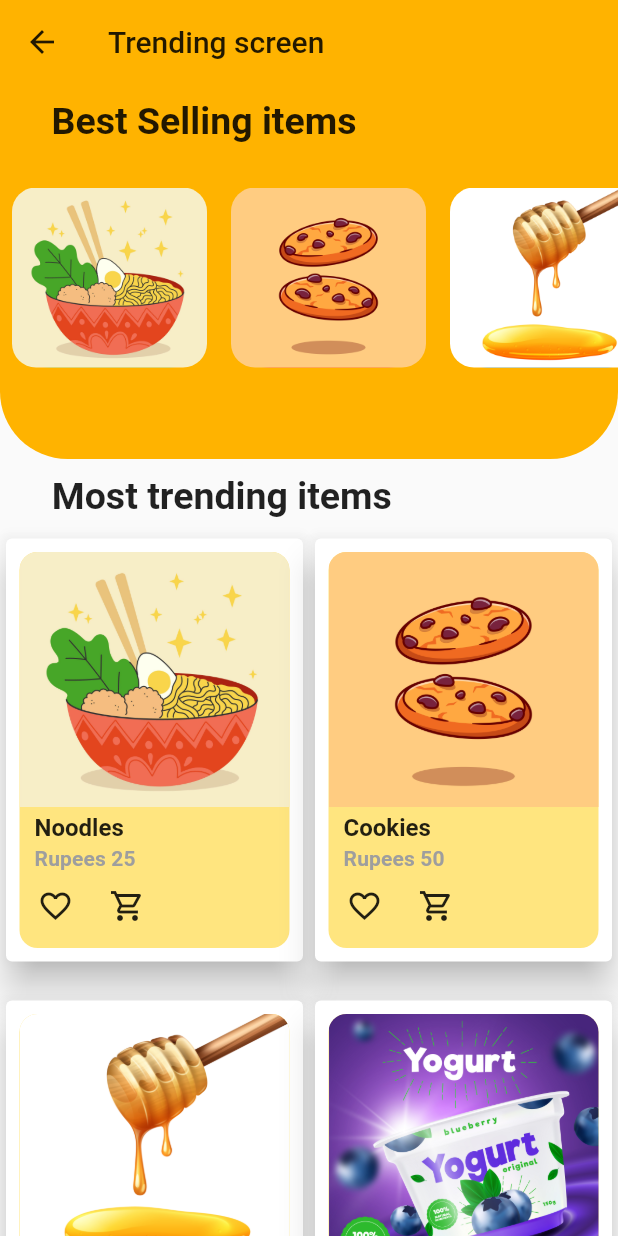
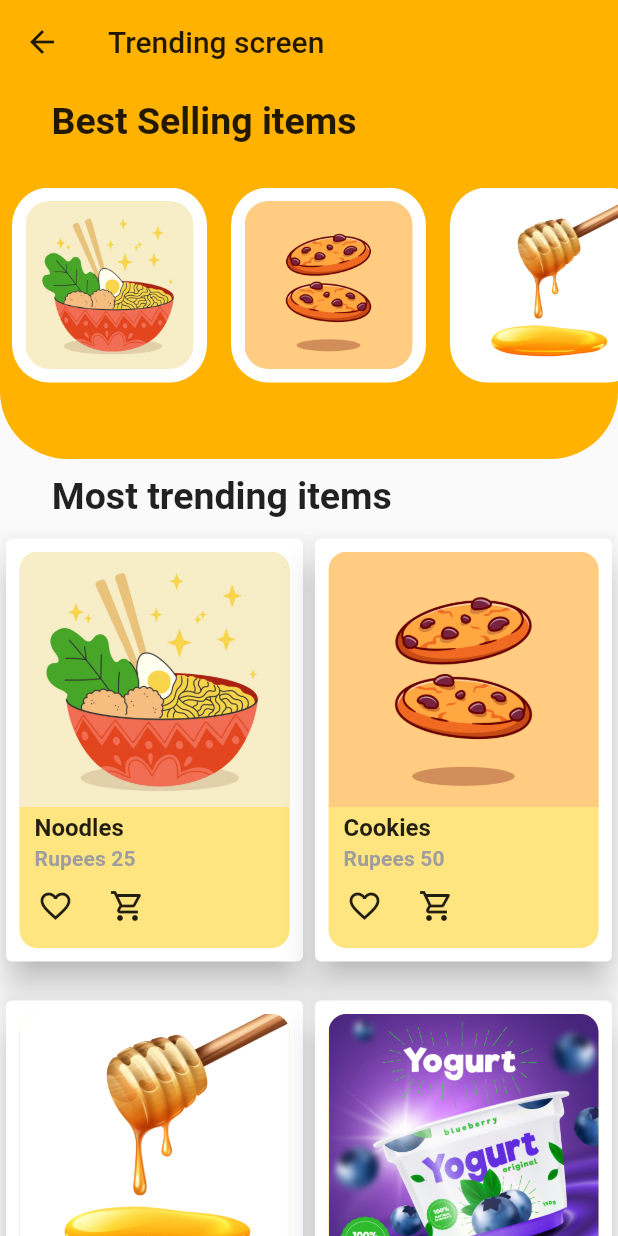
Before and after one commit to Abhi-kr21/Grocy, a Flutter app: the TrendingScreen screen opened directly, on a phone screen of 412 x 824 dp. Run offline on Flutter 3.47's test engine with Material 2 defaults, Android fonts, the phone set to English and light mode, and no system bars; our stand-ins replace cloud_firestore, firebase_auth, firebase_core, hexcolor, shared_preferences; missing offline and left inert: pandabar; accounts and stored records are empty.

Commit message:
minor changes

```diff
--- a/lib/views/screens/TrendingScreen/trending_screen.dart
+++ b/lib/views/screens/TrendingScreen/trending_screen.dart
@@ -8,15 +8,6 @@ class TrendingScreen extends StatelessWidget {
   final Space = const SizedBox(
     height: 10,
   );
-  List<Color> color = [
-    Colors.lightGreen,
-    Colors.redAccent,
-    Colors.blue,
-    Colors.cyanAccent,
-    Colors.deepOrange,
-    Colors.yellowAccent,
-  ];
-
   @override
   Widget build(BuildContext context) {
     return Scaffold(
@@ -39,6 +30,7 @@ class TrendingScreen extends StatelessWidget {
         child: Column(
           children: [
             Container(
+              // amber accent container
               height: 250,
               width: double.infinity,
               decoration: BoxDecoration(
@@ -64,20 +56,22 @@ class TrendingScreen extends StatelessWidget {
                   Padding(
                     padding: const EdgeInsets.only(top: 30),
                     child: SizedBox(
-                      height: 120,
+                      height: 130,
                       child: ListView.builder(
                         scrollDirection: Axis.horizontal,
                         itemCount: trendimages.length,
                         itemBuilder: ((context, index) {
                           return Container(
+                            // best selling items container
                             width: 130,
                             decoration: BoxDecoration(
-                              color: color[index],
+                              color: Colors.white,
                               borderRadius: BorderRadius.circular(25),
                             ),
+                            padding: EdgeInsets.all(9),
                             margin: const EdgeInsets.symmetric(horizontal: 8),
                             child: ClipRRect(
-                              borderRadius: BorderRadius.only(
+                              borderRadius: const BorderRadius.only(
                                 topLeft: Radius.circular(16),
                                 topRight: Radius.circular(16),
                                 bottomRight: Radius.circular(16),
@@ -129,7 +123,7 @@ class TrendingScreen extends StatelessWidget {
                         crossAxisAlignment: CrossAxisAlignment.start,
                         children: [
                           ClipRRect(
-                            borderRadius: BorderRadius.only(
+                            borderRadius: const BorderRadius.only(
                                 topLeft: Radius.circular(12),
                                 topRight: Radius.circular(12)),
                             child: Image.asset(
@@ -139,7 +133,7 @@ class TrendingScreen extends StatelessWidget {
                               fit: BoxFit.cover,
                             ),
                           ),
-                          SizedBox(
+                          const SizedBox(
                             height: 4,
                           ),
                           Padding(
```
